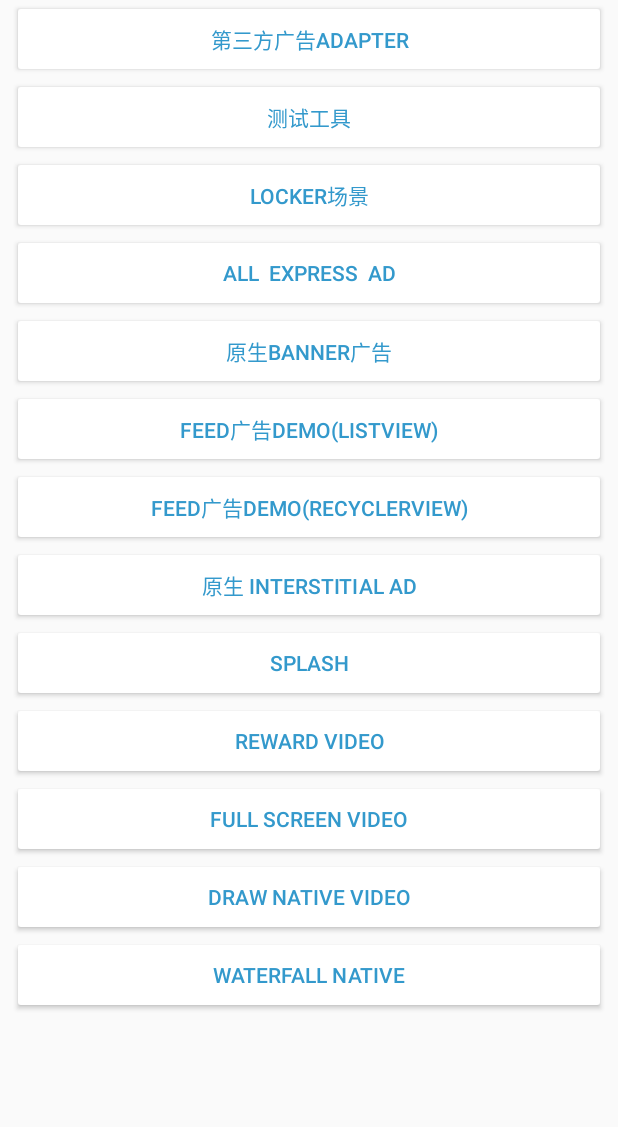
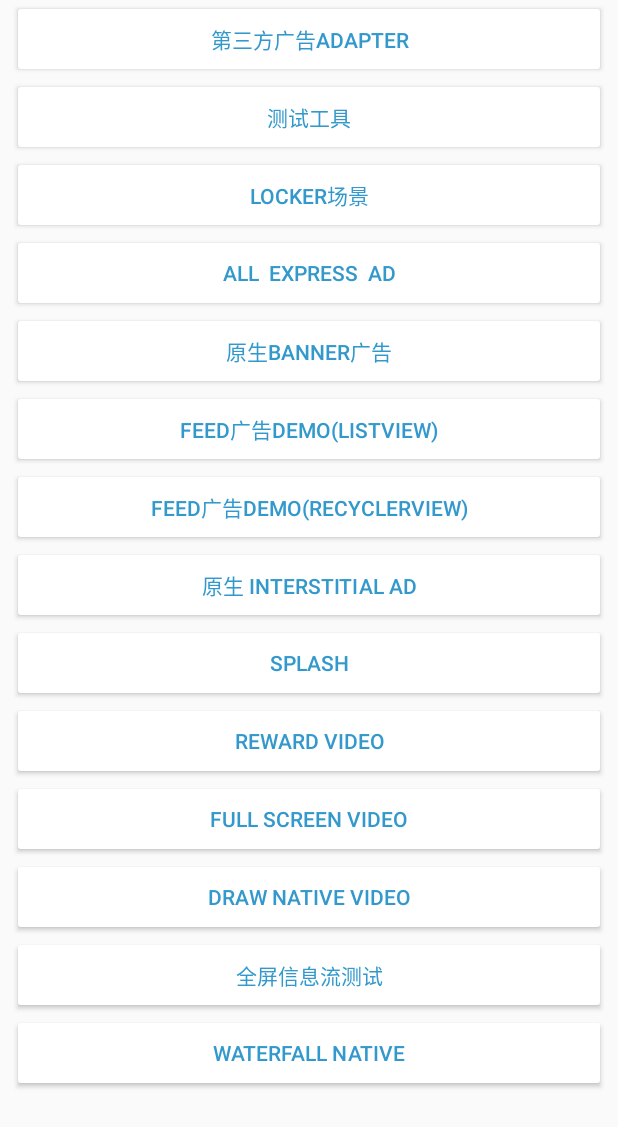
Before and after one commit to chengyiqingqing/toutiaoDemo, an Android app: the MainActivity screen opened directly, with no data from a screen before it, on a phone screen of 412 x 824 dp. Shown: the top 1127 px of the screen. Run offline under Robolectric (Android 15) with nearby library versions, the phone set to English and light mode, and no system bars; libraries missing offline, so code that uses them is left out: com.bytedance.sdk; 2 statements that could not run were skipped.

```diff
--- a/src/main/AndroidManifest.xml
+++ b/src/main/AndroidManifest.xml
@@ -218,6 +218,7 @@
         <activity android:name=".activity.AdapterActivity" />
         <activity android:name="com.google.ads.mediation.sample.activity.AdmobRewardVideoActivity" />
         <activity android:name=".activity.AllExpressAdActivity" />
+        <activity android:name=".activity.test.DrawFullScreenVideoActivity" />
 
 
         <!-- Sample AdMob App ID: ca-app-pub-3000639232404350~2520092023 -->
--- a/src/main/java/com/union_test/toutiao/activity/MainActivity.java
+++ b/src/main/java/com/union_test/toutiao/activity/MainActivity.java
@@ -9,6 +9,7 @@ import android.view.View;
 import android.widget.TextView;
 
 import com.bytedance.sdk.openadsdk.downloadnew.core.ExitInstallListener;
+import com.union_test.toutiao.activity.test.DrawFullScreenVideoActivity;
 import com.union_test.toutiao.utils.UIUtils;
 import com.union_test.toutiao.R;
 import com.union_test.toutiao.config.TTAdManagerHolder;
@@ -37,6 +38,7 @@ public class MainActivity extends AppCompatActivity {
         bindButton(R.id.btn_main_banner_native, NativeBannerActivity.class);
         bindButton(R.id.btn_main_interstitial_native, NativeInteractionActivity.class);
         bindButton(R.id.btn_main_draw_native, DrawNativeVideoActivity.class);
+        bindButton(R.id.btn_main_draw_test, DrawFullScreenVideoActivity.class);
         bindButton(R.id.btn_locker, com.locker.activity.LockerActivity.class);
         bindButton(R.id.btn_test_tool, AllTestToolActivity.class);
         bindButton(R.id.btn_express_ad, AllExpressAdActivity.class);
--- a/src/main/res/layout/activity_main.xml
+++ b/src/main/res/layout/activity_main.xml
@@ -187,6 +187,21 @@
             android:textSize="14sp" />
 
         <Button
+            android:id="@+id/btn_main_draw_test"
+            android:layout_width="match_parent"
+            android:layout_height="52dp"
+            android:layout_marginStart="8dp"
+            android:layout_marginLeft="8dp"
+            android:layout_marginEnd="8dp"
+            android:layout_marginRight="8dp"
+            android:gravity="center"
+            android:textColor="#3399cc"
+            android:text="全屏信息流测试"
+            android:theme="@style/PrimaryButton"
+            android:textSize="14sp" />
+
+
+        <Button
             android:id="@+id/btn_waterfall"
             android:layout_width="match_parent"
             android:layout_height="52dp"
```
Also changed, not shown: src/main/java/com/union_test/toutiao/activity/DrawNativeVideoActivity.java (+12 -0 lines), src/main/java/com/union_test/toutiao/activity/test/DrawFullScreenVideoActivity.java (added, +137 -0 lines), src/main/java/com/union_test/toutiao/activity/test/DrawViewPagerLayoutManager.java (added, +108 -0 lines), src/main/res/layout/activity_draw_full_screen_video.xml (added, +14 -0 lines), src/main/res/layout/item_my_draw.xml (added, +17 -0 lines), 138 other files.
